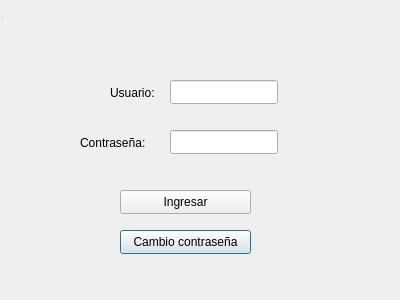
Qt form Interfaz/login.ui (Los-Pollitos/PI-Redes-Sistemas-Operativos) before a commit.
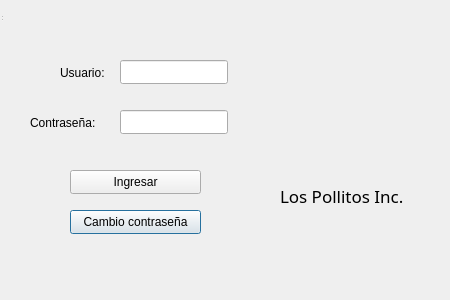
The same form after that commit.

Commit message: Logo en pantalla login

Diff of the .ui file:
```diff
--- a/Interfaz/login.ui
+++ b/Interfaz/login.ui
@@ -6,7 +6,7 @@
    <rect>
     <x>0</x>
     <y>0</y>
-    <width>400</width>
+    <width>450</width>
     <height>300</height>
    </rect>
   </property>
@@ -26,8 +26,8 @@
   <widget class="QLabel" name="user_label">
    <property name="geometry">
     <rect>
-     <x>110</x>
-     <y>80</y>
+     <x>60</x>
+     <y>60</y>
      <width>157</width>
      <height>25</height>
     </rect>
@@ -39,8 +39,8 @@
   <widget class="QLineEdit" name="user_input">
    <property name="geometry">
     <rect>
-     <x>170</x>
-     <y>80</y>
+     <x>120</x>
+     <y>60</y>
      <width>108</width>
      <height>24</height>
     </rect>
@@ -49,8 +49,8 @@
   <widget class="QLabel" name="password_label">
    <property name="geometry">
     <rect>
-     <x>80</x>
-     <y>130</y>
+     <x>30</x>
+     <y>110</y>
      <width>91</width>
      <height>25</height>
     </rect>
@@ -62,8 +62,8 @@
   <widget class="QPushButton" name="forgot_button">
    <property name="geometry">
     <rect>
-     <x>120</x>
-     <y>230</y>
+     <x>70</x>
+     <y>210</y>
      <width>131</width>
      <height>24</height>
     </rect>
@@ -75,8 +75,8 @@
   <widget class="QPushButton" name="login_button">
    <property name="geometry">
     <rect>
-     <x>120</x>
-     <y>190</y>
+     <x>70</x>
+     <y>170</y>
      <width>131</width>
      <height>24</height>
     </rect>
@@ -88,13 +88,45 @@
   <widget class="QLineEdit" name="password_input">
    <property name="geometry">
     <rect>
-     <x>170</x>
-     <y>130</y>
+     <x>120</x>
+     <y>110</y>
      <width>108</width>
      <height>24</height>
     </rect>
    </property>
   </widget>
+  <widget class="QLabel" name="pic_label">
+   <property name="geometry">
+    <rect>
+     <x>270</x>
+     <y>50</y>
+     <width>151</width>
+     <height>121</height>
+    </rect>
+   </property>
+   <property name="text">
+    <string/>
+   </property>
+  </widget>
+  <widget class="QLabel" name="label">
+   <property name="geometry">
+    <rect>
+     <x>280</x>
+     <y>180</y>
+     <width>131</width>
+     <height>31</height>
+    </rect>
+   </property>
+   <property name="font">
+    <font>
+     <family>Papyrus</family>
+     <pointsize>13</pointsize>
+    </font>
+   </property>
+   <property name="text">
+    <string>Los Pollitos Inc.</string>
+   </property>
+  </widget>
  </widget>
  <tabstops>
   <tabstop>login_button</tabstop>
```
The commit also changes 2 other files.
